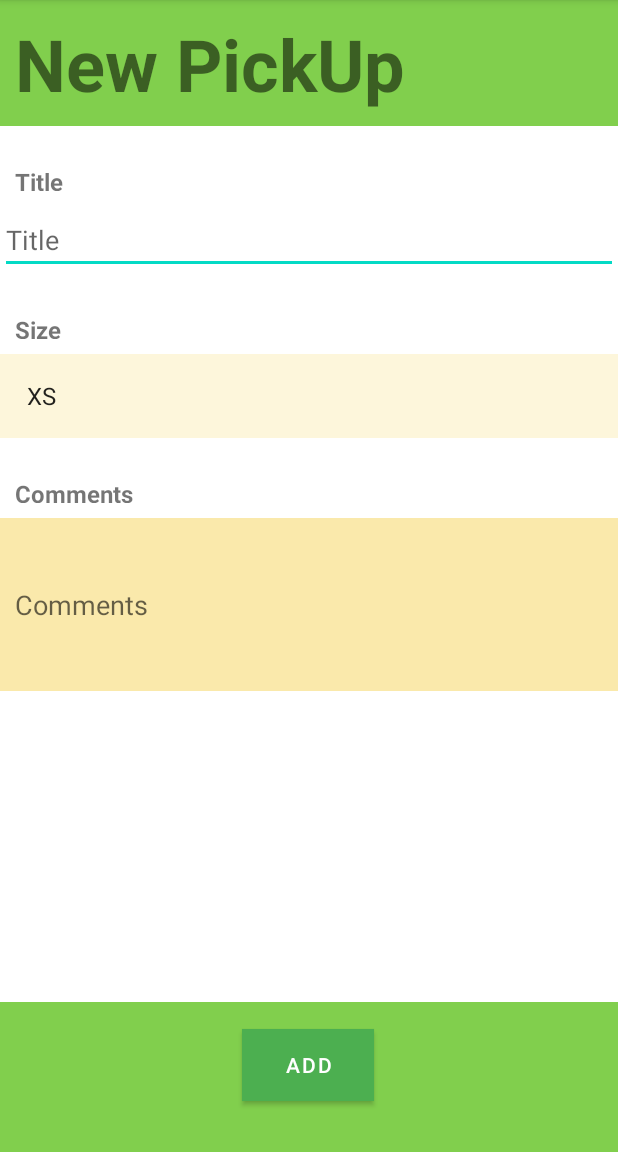
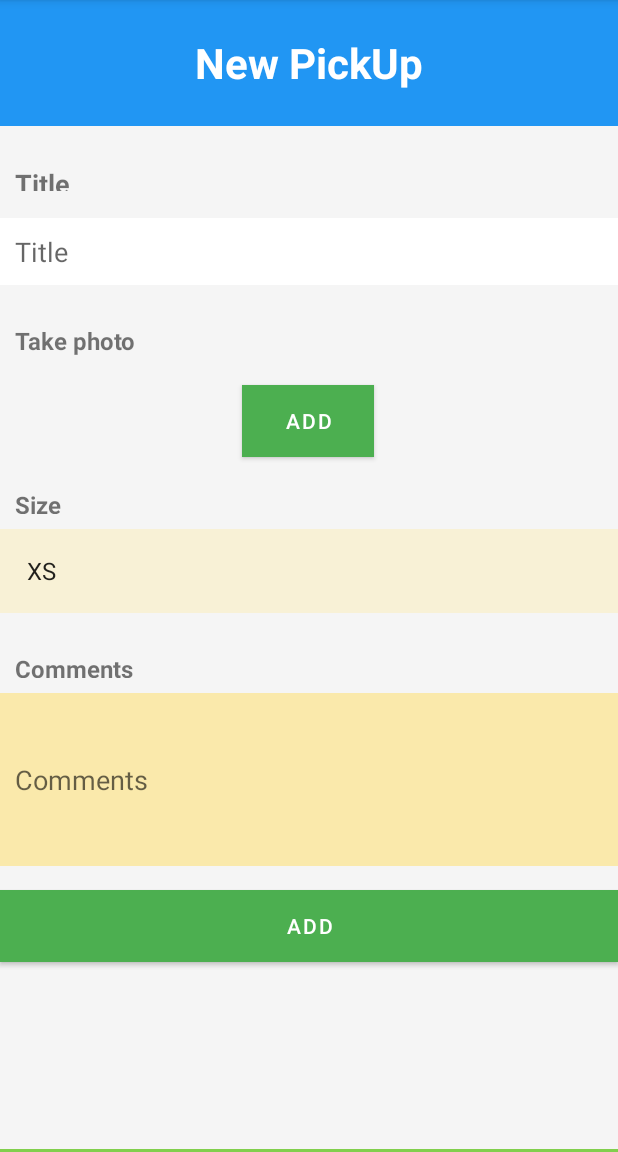
Before and after one commit to diego27wb/TFG_Android, an Android app: the AgregarPickUpActivity screen opened directly, with no data from a screen before it, on a phone screen of 412 x 824 dp, the part 84-1236 px from its top. Run offline under Robolectric (Android 15) with nearby library versions, the phone set to English and light mode, and no system bars.

Commit message:
Antes de cardview

```diff
--- a/app/src/main/AndroidManifest.xml
+++ b/app/src/main/AndroidManifest.xml
@@ -1,6 +1,11 @@
 <?xml version="1.0" encoding="utf-8"?>
 <manifest xmlns:android="http://schemas.android.com/apk/res/android"
     xmlns:tools="http://schemas.android.com/tools">
+
+    <uses-feature
+        android:name="android.hardware.camera"
+        android:required="true"/>
+
 
     <uses-permission
         android:name="android.permission.ACCESS_FINE_LOCATION"
--- a/app/src/main/java/com/example/prueba05/PickUpList.java
+++ b/app/src/main/java/com/example/prueba05/PickUpList.java
@@ -6,6 +6,7 @@ import android.util.Log;
 import android.view.View;
 import android.widget.AdapterView;
 import android.widget.Button;
+import android.widget.ImageView;
 import android.widget.ListView;
 import android.widget.Toast;
 
@@ -35,6 +36,7 @@ public class PickUpList extends AppCompatActivity {
 
         //AÑADO PICKUPS DE PRUEBA
         SerializableLatLng location = new SerializableLatLng(40.41831, -3.70275);
+
 
         pickUpList.add(new PickUp("Basura", "image.png", location, "Buena descripion", SizeEnum.L));
         pickUpList.add(new PickUp("Basura", "image.png", location, "Buena descripion", SizeEnum.L));
--- a/app/src/main/res/layout/activity_agregar_pickup.xml
+++ b/app/src/main/res/layout/activity_agregar_pickup.xml
@@ -1,20 +1,23 @@
 <?xml version="1.0" encoding="utf-8"?>
+
 <androidx.constraintlayout.widget.ConstraintLayout
     xmlns:android="http://schemas.android.com/apk/res/android"
     xmlns:app="http://schemas.android.com/apk/res-auto"
     xmlns:tools="http://schemas.android.com/tools"
     android:layout_width="match_parent"
     android:layout_height="match_parent"
+    android:background="#F5F5F5"
     tools:context=".PickUpNew">
 
     <TextView
         android:id="@+id/titleTextView"
         android:layout_width="0dp"
         android:layout_height="84dp"
-        android:background="#81CF4D"
-        android:padding="10dp"
+        android:background="#2196F3"
+        android:gravity="center"
         android:text="New PickUp"
-        android:textSize="48sp"
+        android:textColor="#FFFFFF"
+        android:textSize="28sp"
         android:textStyle="bold"
         app:layout_constraintEnd_toEndOf="parent"
         app:layout_constraintStart_toStartOf="parent"
@@ -25,10 +28,9 @@
         android:layout_width="0dp"
         android:layout_height="37dp"
         android:layout_marginTop="16dp"
-        android:drawablePadding="10dp"
         android:padding="10dp"
         android:text="Title"
-        android:textSize="16sp"
+        android:textSize="18sp"
         android:textStyle="bold"
         app:layout_constraintEnd_toEndOf="parent"
         app:layout_constraintStart_toStartOf="parent"
@@ -38,11 +40,56 @@
         android:id="@+id/titulo"
         android:layout_width="0dp"
         android:layout_height="wrap_content"
+        android:layout_marginTop="8dp"
+        android:background="#FFFFFF"
         android:hint="Title"
+        android:padding="10dp"
+        android:textColor="#000000"
         android:inputType="text"
         app:layout_constraintEnd_toEndOf="parent"
         app:layout_constraintStart_toStartOf="parent"
         app:layout_constraintTop_toBottomOf="@+id/tituloTitle" />
+
+    <TextView
+        android:id="@+id/photoTitle"
+        android:layout_width="0dp"
+        android:layout_height="45dp"
+        android:layout_marginTop="16dp"
+        android:drawablePadding="10dp"
+        android:padding="10dp"
+        android:text="Take photo"
+        android:textSize="16sp"
+        android:textStyle="bold"
+        app:layout_constraintBottom_toTopOf="@+id/btnCamera"
+        app:layout_constraintEnd_toEndOf="parent"
+        app:layout_constraintStart_toStartOf="parent"
+        app:layout_constraintTop_toBottomOf="@+id/titulo" />
+
+    <Button
+        android:id="@+id/btnCamera"
+        android:layout_width="wrap_content"
+        android:layout_height="wrap_content"
+        android:layout_marginTop="5dp"
+        android:background="#2196F3"
+        android:text="Add"
+        app:layout_constraintEnd_toEndOf="parent"
+        app:layout_constraintHorizontal_bias="0.498"
+        app:layout_constraintStart_toStartOf="parent"
+        app:layout_constraintTop_toBottomOf="@+id/photoTitle" />
+
+    <ImageView
+        android:id="@+id/imageView"
+        android:layout_width="0dp"
+        android:layout_height="0dp"
+        android:layout_marginStart="5dp"
+        android:layout_marginEnd="5dp"
+        android:layout_marginBottom="5dp"
+        app:layout_constraintBottom_toBottomOf="@+id/btnCamera"
+        app:layout_constraintEnd_toEndOf="parent"
+        app:layout_constraintStart_toEndOf="@+id/btnCamera"
+        app:layout_constraintTop_toTopOf="@+id/btnCamera"
+        tools:srcCompat="@tools:sample/avatars"
+        android:contentDescription="TODO" />
 
     <TextView
         android:id="@+id/comboBoxTitle"
@@ -56,7 +103,7 @@
         android:textStyle="bold"
         app:layout_constraintEnd_toEndOf="parent"
         app:layout_constraintStart_toStartOf="parent"
-        app:layout_constraintTop_toBottomOf="@+id/titulo" />
+        app:layout_constraintTop_toBottomOf="@+id/imageView" />
 
     <Spinner
         android:id="@+id/spinner"
@@ -65,6 +112,7 @@
         android:background="#6DFAE9AB"
         android:padding="10dp"
         android:spinnerMode="dropdown"
+        app:layout_constraintBottom_toTopOf="@+id/commentsTitle"
         app:layout_constraintEnd_toEndOf="parent"
         app:layout_constraintStart_toStartOf="parent"
         app:layout_constraintTop_toBottomOf="@+id/comboBoxTitle" />
@@ -96,26 +144,23 @@
 
     <Button
         android:id="@+id/guardarButton"
-        android:layout_width="wrap_content"
+        android:layout_width="0dp"
         android:layout_height="wrap_content"
-        android:layout_marginTop="225dp"
+        android:layout_marginTop="16dp"
         android:background="#2196F3"
         android:text="Add"
+        android:textColor="#FFFFFF"
         app:layout_constraintEnd_toEndOf="parent"
-        app:layout_constraintHorizontal_bias="0.498"
         app:layout_constraintStart_toStartOf="parent"
         app:layout_constraintTop_toBottomOf="@+id/comments" />
 
     <View
         android:id="@+id/greenLine"
         android:layout_width="0dp"
-        android:layout_height="100dp"
+        android:layout_height="2dp"
         android:background="#81CF4D"
         app:layout_constraintBottom_toBottomOf="parent"
         app:layout_constraintEnd_toEndOf="parent"
-        app:layout_constraintHorizontal_bias="0.0"
-        app:layout_constraintStart_toStartOf="parent"
-        app:layout_constraintTop_toBottomOf="@+id/guardarButton"
-        app:layout_constraintVertical_bias="1.0" />
+        app:layout_constraintStart_toStartOf="parent" />
 
 </androidx.constraintlayout.widget.ConstraintLayout>
```
Also changed, not shown: app/src/main/java/com/example/prueba05/AgregarPickUpActivity.java (+59 -1 lines).
